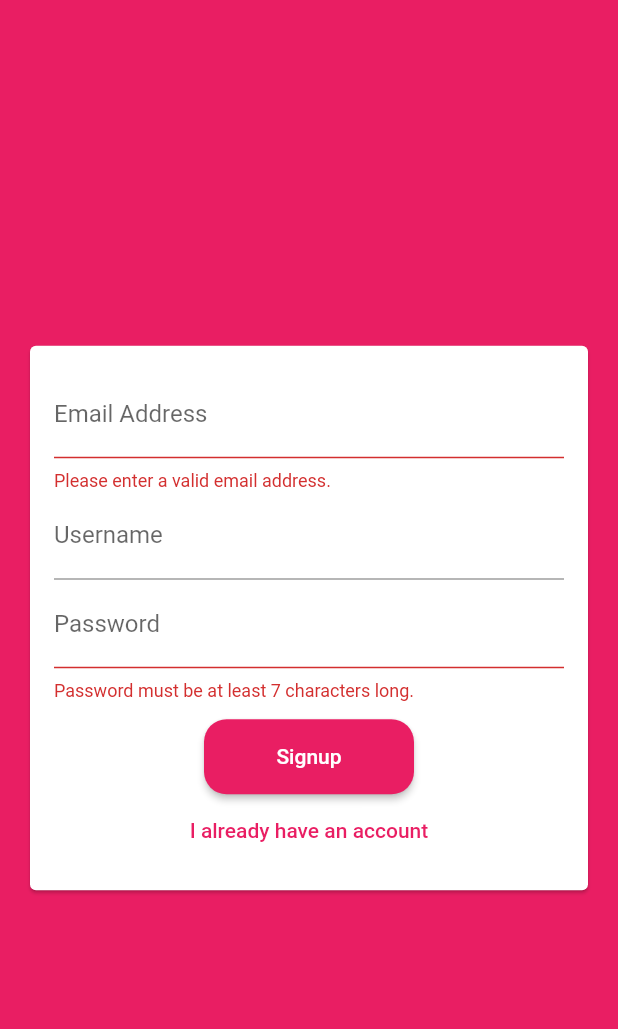
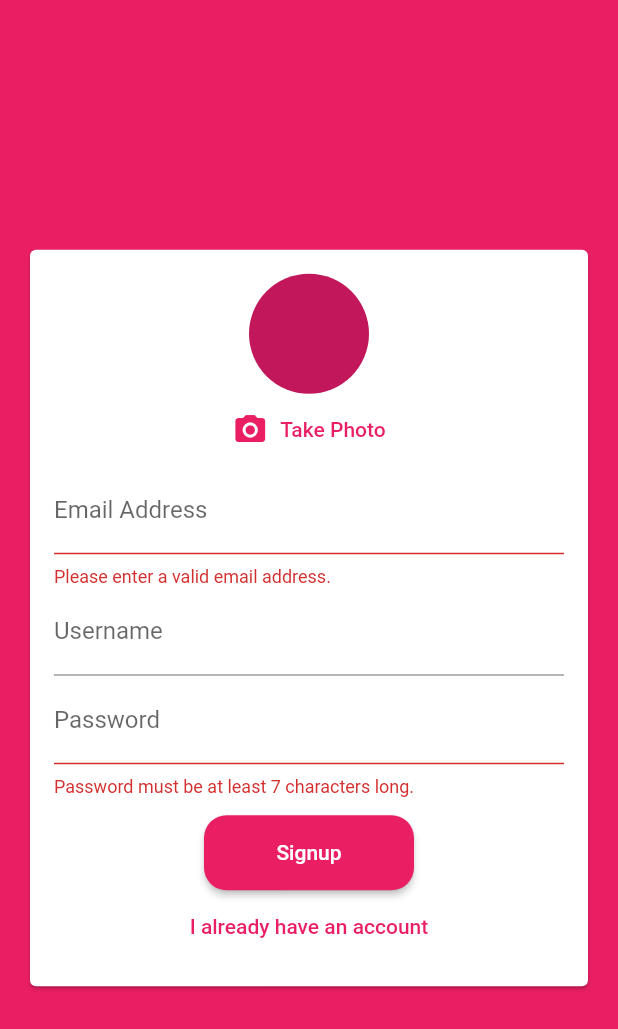
Before and after one commit to FrengkyG/learn-flutter, a Flutter app: the screen it shows after launch, after a tap on "Login", after a tap on "Create New Account", on a phone screen of 412 x 824 dp. Shown: the top 1029 px of the screen. Run offline on Flutter 3.47's test engine with Material 2 defaults, Android fonts, the phone set to English and light mode, and no system bars; our stand-ins replace cached_network_image, cloud_firestore, dartz, equatable, firebase_auth, firebase_core and 10 more; missing offline and left inert: android_alarm_manager_plus, app_settings; accounts and stored records are empty; generated files the repository leaves out were written again.

Commit message:
add: image picker in signup form

```diff
--- a/Flutter The Complete Guide/06 Chat App/chat_app/lib/widgets/auth/auth_form.dart
+++ b/Flutter The Complete Guide/06 Chat App/chat_app/lib/widgets/auth/auth_form.dart
@@ -1,3 +1,4 @@
+import 'package:chat_app/widgets/pickers/user_image_picker.dart';
 import 'package:flutter/material.dart';
 
 class AuthForm extends StatefulWidget {
@@ -42,6 +43,7 @@ class _AuthFormState extends State<AuthForm> {
               child: Column(
                 mainAxisSize: MainAxisSize.min,
                 children: [
+                  if (!_isLogin) const UserImagePicker(),
                   TextFormField(
                     key: const ValueKey('email'),
                     validator: (value) {
--- /dev/null
+++ b/Flutter The Complete Guide/06 Chat App/chat_app/lib/widgets/pickers/user_image_picker.dart
@@ -0,0 +1,44 @@
+import 'dart:io';
+
+import 'package:flutter/material.dart';
+import 'package:image_picker/image_picker.dart';
+
+class UserImagePicker extends StatefulWidget {
+  const UserImagePicker({Key? key}) : super(key: key);
+
+  @override
+  State<UserImagePicker> createState() => _UserImagePickerState();
+}
+
+class _UserImagePickerState extends State<UserImagePicker> {
+  File? _pickedImage;
+  final ImagePicker _picker = ImagePicker();
+
+  void _pickImage() async {
+    final userImage = await _picker.pickImage(source: ImageSource.camera);
+    setState(() {
+      _pickedImage = File(userImage!.path);
+    });
+  }
+
+  @override
+  Widget build(BuildContext context) {
+    return Column(
+      children: [
+        CircleAvatar(
+          radius: 40,
+          backgroundImage:
+              _pickedImage != null ? FileImage(_pickedImage!) : null,
+        ),
+        TextButton.icon(
+          icon: const Icon(Icons.camera_alt),
+          label: Text(
+            'Take Photo',
+            style: TextStyle(color: Theme.of(context).primaryColor),
+          ),
+          onPressed: _pickImage,
+        ),
+      ],
+    );
+  }
+}
```
Also changed, not shown: Flutter The Complete Guide/06 Chat App/chat_app/pubspec.yaml (+7 -17 lines), Flutter The Complete Guide/06 Chat App/chat_app/pubspec.lock.
